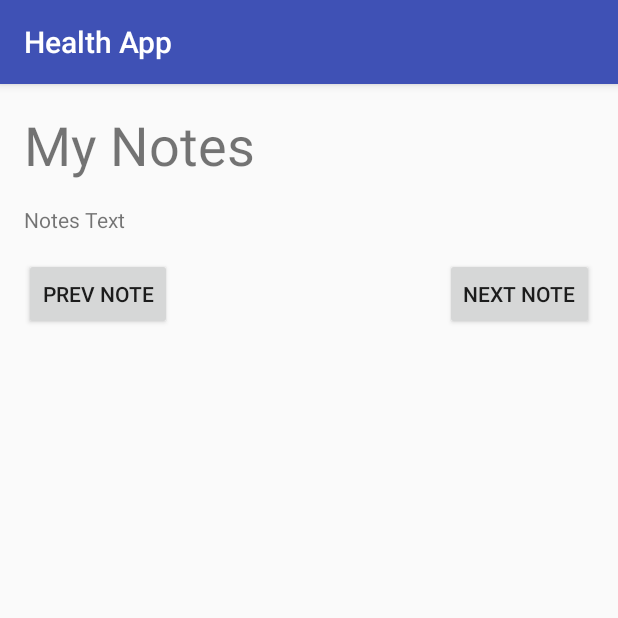
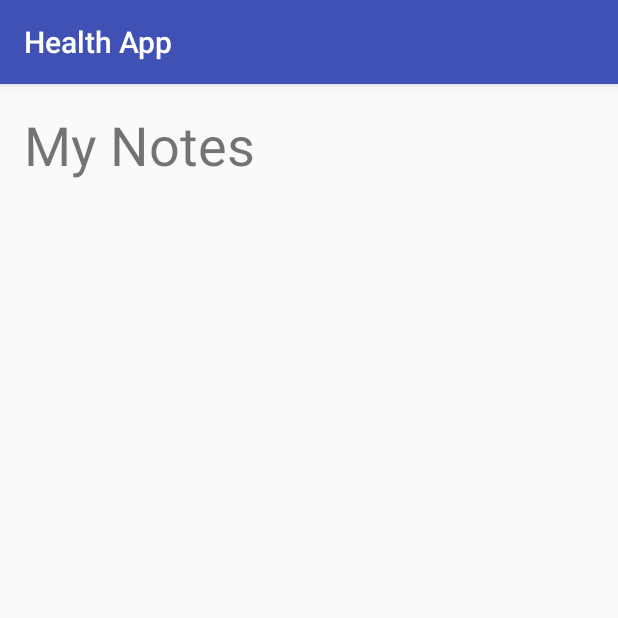
Before and after one commit to tristanbagnulo/learning_app, an Android app: the NotesActivity screen opened directly, with no data from a screen before it, on a phone screen of 412 x 824 dp, the top half of it. Run offline under Robolectric (Android 15) with nearby library versions, the phone set to English and light mode, and no system bars; our stand-ins replace Firebase (no records; nobody signed in at launch, a user with empty details on screens opened directly).

Commit message:
Changes to Notes

```diff
--- a/app/src/main/res/layout/activity_notes.xml
+++ b/app/src/main/res/layout/activity_notes.xml
@@ -18,35 +18,6 @@
         app:layout_constraintStart_toStartOf="parent"
         app:layout_constraintTop_toTopOf="parent" />
 
-    <TextView
-        android:id="@+id/tvNotesText"
-        android:layout_width="376dp"
-        android:layout_height="wrap_content"
-        android:layout_marginTop="16dp"
-        android:text="Notes Text"
-        app:layout_constraintStart_toStartOf="@+id/tvTitle"
-        app:layout_constraintTop_toBottomOf="@+id/tvTitle" />
-
-    <Button
-        android:id="@+id/btNextNote"
-        android:layout_width="wrap_content"
-        android:layout_height="wrap_content"
-        android:layout_marginTop="16dp"
-        android:layout_marginEnd="16dp"
-        android:layout_marginRight="16dp"
-        android:text="Next Note"
-        app:layout_constraintEnd_toEndOf="parent"
-        app:layout_constraintTop_toBottomOf="@+id/tvNotesText" />
-
-    <Button
-        android:id="@+id/btPreviousNote"
-        android:layout_width="wrap_content"
-        android:layout_height="wrap_content"
-        android:layout_marginTop="16dp"
-        android:text="Prev Note"
-        app:layout_constraintStart_toStartOf="@+id/tvNotesText"
-        app:layout_constraintTop_toBottomOf="@+id/tvNotesText" />
-
     <ListView
         android:id="@+id/lvNotes"
         android:layout_width="410dp"
@@ -54,6 +25,6 @@
         android:layout_marginTop="16dp"
         app:layout_constraintEnd_toEndOf="parent"
         app:layout_constraintStart_toStartOf="parent"
-        app:layout_constraintTop_toBottomOf="@+id/btPreviousNote" />
+        app:layout_constraintTop_toBottomOf="@+id/tvTitle" />
 
 </androidx.constraintlayout.widget.ConstraintLayout>
```
Also changed, not shown: app/src/main/java/au/edu/unsw/infs3634/gamifiedlearning/NotesActivity.java (+0 -41 lines).
